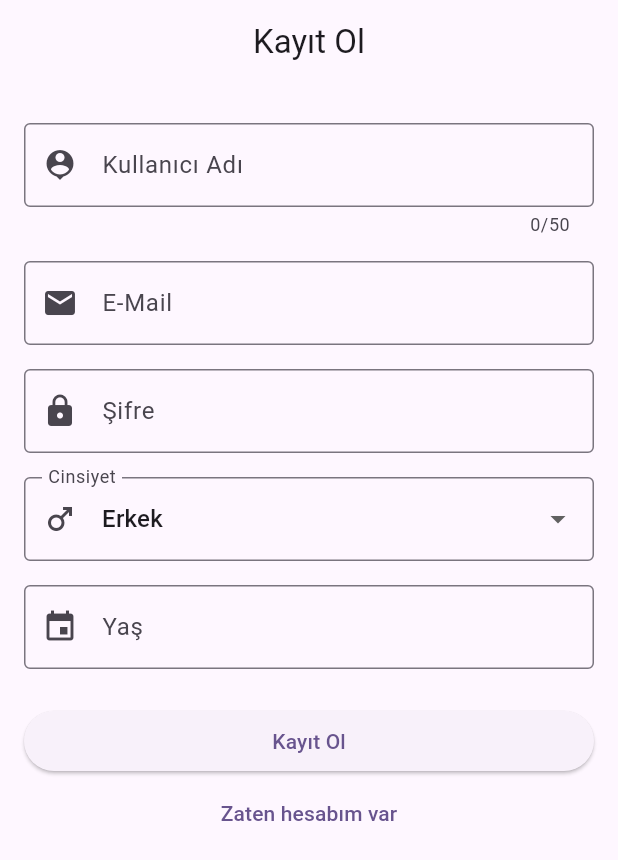
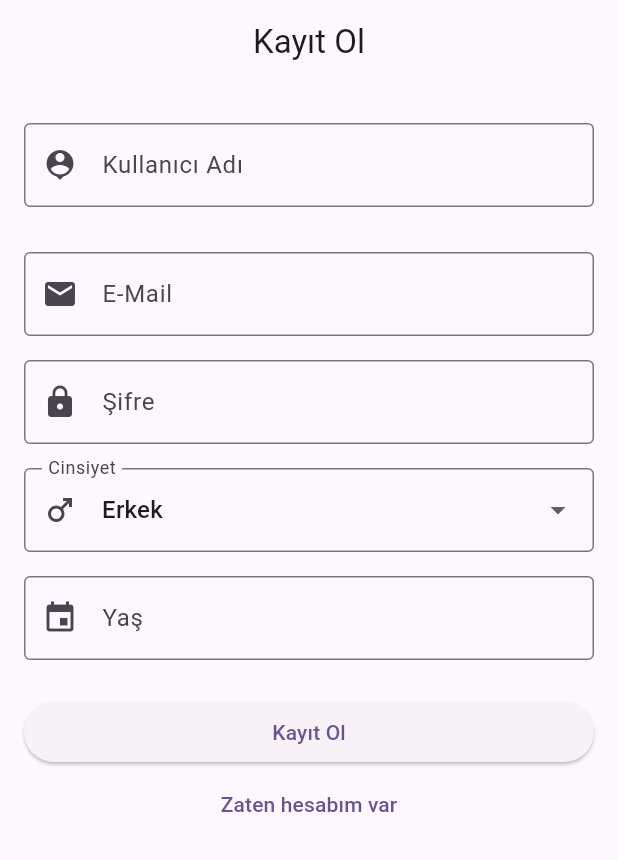
Before and after one commit to developerburakgul/livelife, a Flutter app: the SignUpPage screen opened directly, on a phone screen of 412 x 824 dp. Shown: the top 860 px of the screen. Run offline on Flutter 3.47's test engine with Material 3 defaults, Android fonts, the phone set to English and light mode, and no system bars; our stand-ins replace firebase_core, fluttertoast, table_calendar; accounts and stored records are empty.

Commit message:
feat: Update signUP page with custom buildCounter widget

```diff
--- a/lib/Screens/signUP.dart
+++ b/lib/Screens/signUP.dart
@@ -37,7 +37,15 @@ class _SignUpPageState extends State<SignUpPage> {
                 height: 10,
               ),
               TextField(
-                maxLength: 50,
+                buildCounter: (BuildContext context,
+                    {int? currentLength, bool? isFocused, int? maxLength}) {
+                  return Container(
+                    height: 10,
+                    width: 10 * (currentLength!.toDouble()),
+                    color: Colors.amberAccent,
+                  );
+                },
+                maxLength: 33,
                 controller: _usernameController,
                 decoration: InputDecoration(
                   prefixIcon: Icon(Icons.person_pin),
```
